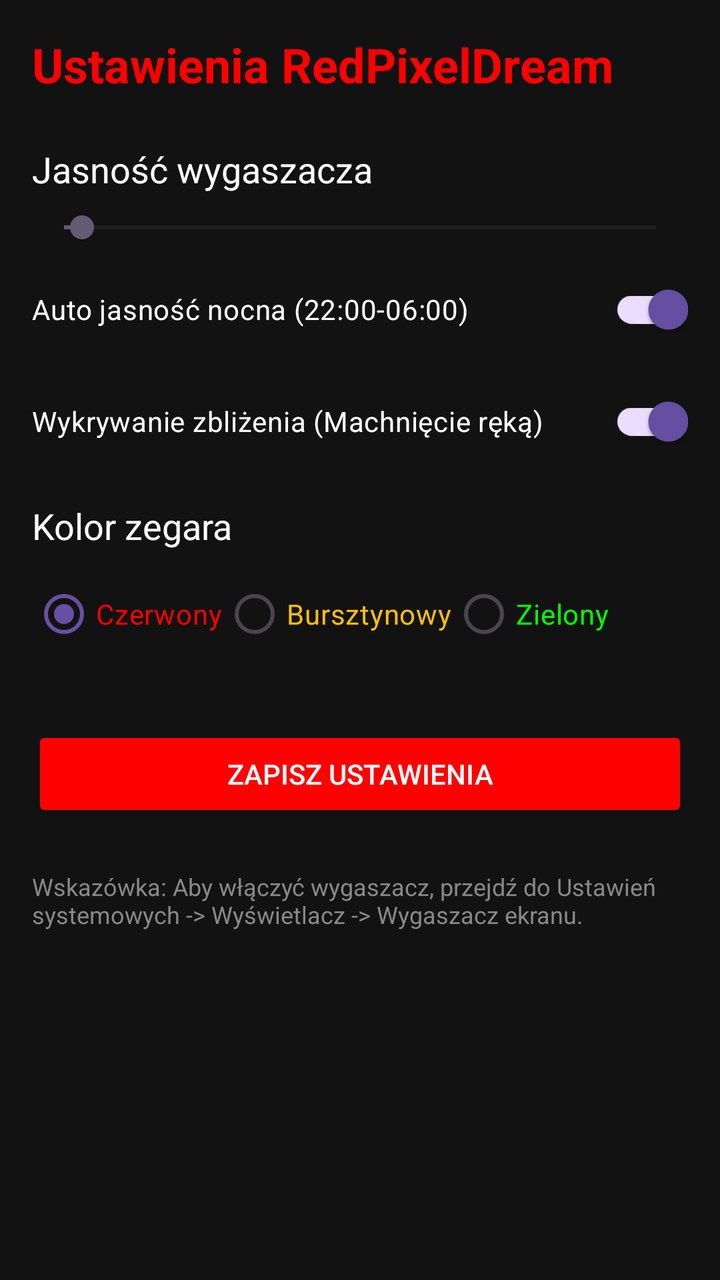
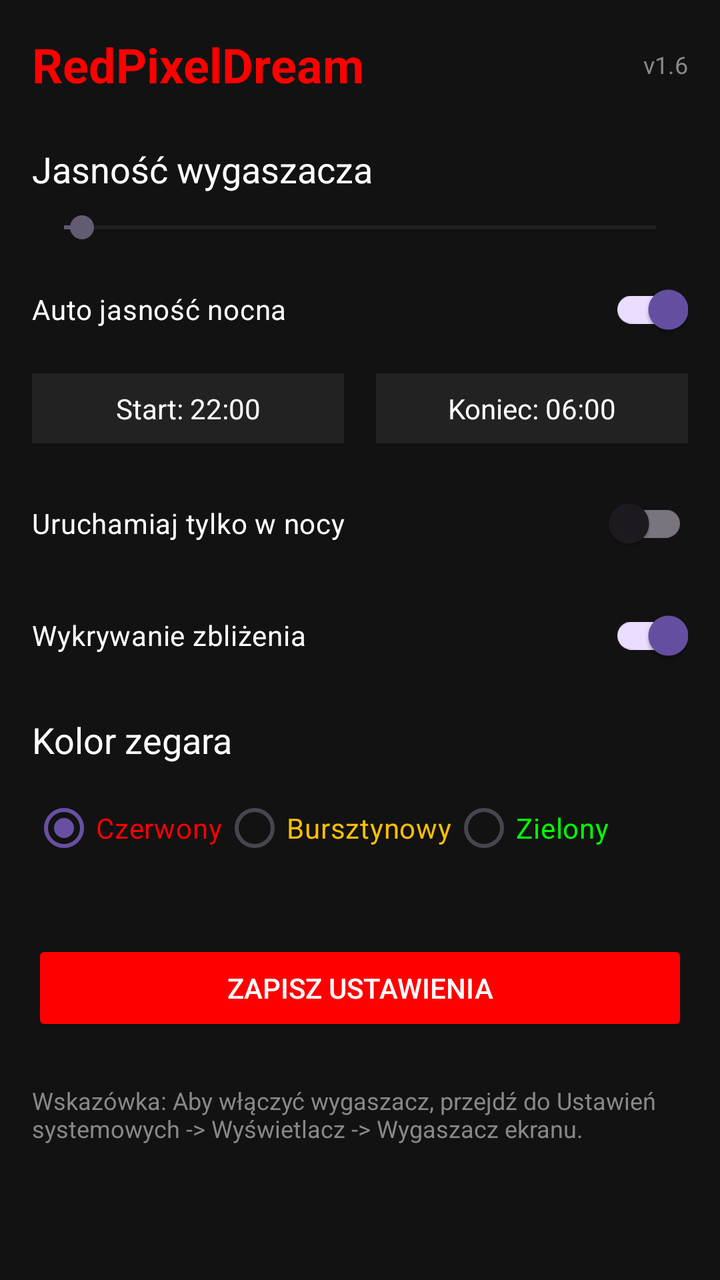

The first picture is an Android layout as it rendered before a commit; the second is the same layout after the commit. The layout source and the unified diff follow.
<!-- AndroidManifest.xml: application theme Theme.RedPixelDream -->
<!-- res/layout/activity_main.xml -->
<?xml version="1.0" encoding="utf-8"?>
<LinearLayout xmlns:android="http://schemas.android.com/apk/res/android"
    android:layout_width="match_parent"
    android:layout_height="match_parent"
    android:orientation="vertical"
    android:padding="16dp"
    android:background="#121212">

    <TextView
        android:layout_width="wrap_content"
        android:layout_height="wrap_content"
        android:text="Ustawienia RedPixelDream"
        android:textColor="#FF0000"
        android:textSize="24sp"
        android:textStyle="bold"
        android:layout_marginBottom="24dp"/>

    <TextView
        android:layout_width="wrap_content"
        android:layout_height="wrap_content"
        android:text="Jasność wygaszacza"
        android:textColor="#FFFFFF"
        android:textSize="18sp"/>

    <SeekBar
        android:id="@+id/brightness_seekbar"
        android:layout_width="match_parent"
        android:layout_height="wrap_content"
        android:max="100"
        android:progress="3"
        android:layout_marginTop="8dp"
        android:layout_marginBottom="8dp"/>

    <androidx.appcompat.widget.SwitchCompat
        android:id="@+id/switch_auto_night"
        android:layout_width="match_parent"
        android:layout_height="wrap_content"
        android:text="Auto jasność nocna (22:00-06:00)"
        android:textColor="#FFFFFF"
        android:layout_marginBottom="8dp"
        android:checked="true"/>

    <androidx.appcompat.widget.SwitchCompat
        android:id="@+id/switch_proximity"
        android:layout_width="match_parent"
        android:layout_height="wrap_content"
        android:text="Wykrywanie zbliżenia (Machnięcie ręką)"
        android:textColor="#FFFFFF"
        android:layout_marginBottom="16dp"
        android:checked="true"/>

    <TextView
        android:layout_width="wrap_content"
        android:layout_height="wrap_content"
        android:text="Kolor zegara"
        android:textColor="#FFFFFF"
        android:textSize="18sp"/>

    <RadioGroup
        android:id="@+id/color_group"
        android:layout_width="match_parent"
        android:layout_height="wrap_content"
        android:orientation="horizontal"
        android:layout_marginTop="8dp">

        <RadioButton
            android:id="@+id/radio_red"
            android:layout_width="wrap_content"
            android:layout_height="wrap_content"
            android:text="Czerwony"
            android:textColor="#FF0000"
            android:checked="true"/>

        <RadioButton
            android:id="@+id/radio_amber"
            android:layout_width="wrap_content"
            android:layout_height="wrap_content"
            android:text="Bursztynowy"
            android:textColor="#FFBF00"/>

        <RadioButton
            android:id="@+id/radio_green"
            android:layout_width="wrap_content"
            android:layout_height="wrap_content"
            android:text="Zielony"
            android:textColor="#00FF00"/>
    </RadioGroup>

    <Button
        android:id="@+id/btn_save"
        android:layout_width="match_parent"
        android:layout_height="wrap_content"
        android:text="Zapisz ustawienia"
        android:layout_marginTop="32dp"
        android:backgroundTint="#FF0000"
        android:textColor="#FFFFFF"/>

    <TextView
        android:layout_width="match_parent"
        android:layout_height="wrap_content"
        android:text="Wskazówka: Aby włączyć wygaszacz, przejdź do Ustawień systemowych -> Wyświetlacz -> Wygaszacz ekranu."
        android:textColor="#888888"
        android:layout_marginTop="24dp"
        android:textSize="12sp"/>

</LinearLayout>
<!-- resources referenced by this layout -->
<resources>
  <style name="Theme.RedPixelDream" parent="Base.Theme.RedPixelDream" />
  <style name="Base.Theme.RedPixelDream" parent="Theme.Material3.DayNight.NoActionBar">
          
          
      </style>
</resources>

<!-- the commit's change to res/layout/activity_main.xml (unified diff, before → after) -->
@@ -1,106 +1,170 @@
 <?xml version="1.0" encoding="utf-8"?>
-<LinearLayout xmlns:android="http://schemas.android.com/apk/res/android"
+<ScrollView xmlns:android="http://schemas.android.com/apk/res/android"
     android:layout_width="match_parent"
     android:layout_height="match_parent"
-    android:orientation="vertical"
-    android:padding="16dp"
     android:background="#121212">
 
-    <TextView
-        android:layout_width="wrap_content"
-        android:layout_height="wrap_content"
-        android:text="Ustawienia RedPixelDream"
-        android:textColor="#FF0000"
-        android:textSize="24sp"
-        android:textStyle="bold"
-        android:layout_marginBottom="24dp"/>
-
-    <TextView
-        android:layout_width="wrap_content"
-        android:layout_height="wrap_content"
-        android:text="Jasność wygaszacza"
-        android:textColor="#FFFFFF"
-        android:textSize="18sp"/>
-
-    <SeekBar
-        android:id="@+id/brightness_seekbar"
+    <LinearLayout
         android:layout_width="match_parent"
         android:layout_height="wrap_content"
-        android:max="100"
-        android:progress="3"
-        android:layout_marginTop="8dp"
-        android:layout_marginBottom="8dp"/>
+        android:orientation="vertical"
+        android:padding="16dp">
 
-    <androidx.appcompat.widget.SwitchCompat
-        android:id="@+id/switch_auto_night"
-        android:layout_width="match_parent"
-        android:layout_height="wrap_content"
-        android:text="Auto jasność nocna (22:00-06:00)"
-        android:textColor="#FFFFFF"
-        android:layout_marginBottom="8dp"
-        android:checked="true"/>
+        <RelativeLayout
+            android:layout_width="match_parent"
+            android:layout_height="wrap_content"
+            android:layout_marginBottom="24dp">
 
-    <androidx.appcompat.widget.SwitchCompat
-        android:id="@+id/switch_proximity"
-        android:layout_width="match_parent"
-        android:layout_height="wrap_content"
-        android:text="Wykrywanie zbliżenia (Machnięcie ręką)"
-        android:textColor="#FFFFFF"
-        android:layout_marginBottom="16dp"
-        android:checked="true"/>
+            <TextView
+                android:layout_width="wrap_content"
+                android:layout_height="wrap_content"
+                android:layout_alignParentStart="true"
+                android:text="RedPixelDream"
+                android:textColor="#FF0000"
+                android:textSize="24sp"
+                android:textStyle="bold" />
 
-    <TextView
-        android:layout_width="wrap_content"
-        android:layout_height="wrap_content"
-        android:text="Kolor zegara"
-        android:textColor="#FFFFFF"
-        android:textSize="18sp"/>
+            <TextView
+                android:id="@+id/tv_version"
+                android:layout_width="wrap_content"
+                android:layout_height="wrap_content"
+                android:layout_alignParentEnd="true"
+                android:layout_centerVertical="true"
+                android:text="v1.6"
+                android:textColor="#888888"
+                android:textSize="12sp" />
+        </RelativeLayout>
 
-    <RadioGroup
-        android:id="@+id/color_group"
-        android:layout_width="match_parent"
-        android:layout_height="wrap_content"
-        android:orientation="horizontal"
-        android:layout_marginTop="8dp">
-
-        <RadioButton
-            android:id="@+id/radio_red"
+        <TextView
             android:layout_width="wrap_content"
             android:layout_height="wrap_content"
-            android:text="Czerwony"
-            android:textColor="#FF0000"
-            android:checked="true"/>
+            android:text="Jasność wygaszacza"
+            android:textColor="#FFFFFF"
+            android:textSize="18sp" />
 
-        <RadioButton
-            android:id="@+id/radio_amber"
+        <SeekBar
+            android:id="@+id/brightness_seekbar"
+            android:layout_width="match_parent"
+            android:layout_height="wrap_content"
+            android:layout_marginTop="8dp"
+            android:layout_marginBottom="8dp"
+            android:max="100"
+            android:progress="3" />
+
+        <androidx.appcompat.widget.SwitchCompat
+            android:id="@+id/switch_auto_night"
+            android:layout_width="match_parent"
+            android:layout_height="wrap_content"
+            android:layout_marginBottom="8dp"
+            android:checked="true"
+            android:text="Auto jasność nocna"
+            android:textColor="#FFFFFF" />
+
+        <LinearLayout
+            android:id="@+id/layout_time_settings"
+            android:layout_width="match_parent"
+            android:layout_height="wrap_content"
+            android:layout_marginBottom="16dp"
+            android:orientation="horizontal">
+
+            <TextView
+                android:id="@+id/tv_start_time"
+                android:layout_width="0dp"
+                android:layout_height="wrap_content"
+                android:layout_weight="1"
+                android:background="#222222"
+                android:gravity="center"
+                android:padding="8dp"
+                android:text="Start: 22:00"
+                android:textColor="#FFFFFF" />
+
+            <View
+                android:layout_width="16dp"
+                android:layout_height="0dp" />
+
+            <TextView
+                android:id="@+id/tv_end_time"
+                android:layout_width="0dp"
+                android:layout_height="wrap_content"
+                android:layout_weight="1"
+                android:background="#222222"
+                android:gravity="center"
+                android:padding="8dp"
+                android:text="Koniec: 06:00"
+                android:textColor="#FFFFFF" />
+        </LinearLayout>
+
+        <androidx.appcompat.widget.SwitchCompat
+            android:id="@+id/switch_night_only"
+            android:layout_width="match_parent"
+            android:layout_height="wrap_content"
+            android:layout_marginBottom="8dp"
+            android:checked="false"
+            android:text="Uruchamiaj tylko w nocy"
+            android:textColor="#FFFFFF" />
+
+        <androidx.appcompat.widget.SwitchCompat
+            android:id="@+id/switch_proximity"
+            android:layout_width="match_parent"
+            android:layout_height="wrap_content"
+            android:layout_marginBottom="16dp"
+            android:checked="true"
+            android:text="Wykrywanie zbliżenia"
+            android:textColor="#FFFFFF" />
+
+        <TextView
             android:layout_width="wrap_content"
             android:layout_height="wrap_content"
-            android:text="Bursztynowy"
-            android:textColor="#FFBF00"/>
+            android:text="Kolor zegara"
+            android:textColor="#FFFFFF"
+            android:textSize="18sp" />
 
-        <RadioButton
-            android:id="@+id/radio_green"
-            android:layout_width="wrap_content"
+        <RadioGroup
+            android:id="@+id/color_group"
+            android:layout_width="match_parent"
             android:layout_height="wrap_content"
-            android:text="Zielony"
-            android:textColor="#00FF00"/>
-    </RadioGroup>
+            android:layout_marginTop="8dp"
+            android:orientation="horizontal">
 
-    <Button
-        android:id="@+id/btn_save"
-        android:layout_width="match_parent"
-        android:layout_height="wrap_content"
-        android:text="Zapisz ustawienia"
-        android:layout_marginTop="32dp"
-        android:backgroundTint="#FF0000"
-        android:textColor="#FFFFFF"/>
+            <RadioButton
+                android:id="@+id/radio_red"
+                android:layout_width="wrap_content"
+                android:layout_height="wrap_content"
+                android:checked="true"
+                android:text="Czerwony"
+                android:textColor="#FF0000" />
 
-    <TextView
-        android:layout_width="match_parent"
-        android:layout_height="wrap_content"
-        android:text="Wskazówka: Aby włączyć wygaszacz, przejdź do Ustawień systemowych -> Wyświetlacz -> Wygaszacz ekranu."
-        android:textColor="#888888"
-        android:layout_marginTop="24dp"
-        android:textSize="12sp"/>
+            <RadioButton
+                android:id="@+id/radio_amber"
+                android:layout_width="wrap_content"
+                android:layout_height="wrap_content"
+                android:text="Bursztynowy"
+                android:textColor="#FFBF00" />
 
-</LinearLayout>
+            <RadioButton
+                android:id="@+id/radio_green"
+                android:layout_width="wrap_content"
+                android:layout_height="wrap_content"
+                android:text="Zielony"
+                android:textColor="#00FF00" />
+        </RadioGroup>
+
+        <Button
+            android:id="@+id/btn_save"
+            android:layout_width="match_parent"
+            android:layout_height="wrap_content"
+            android:layout_marginTop="32dp"
+            android:backgroundTint="#FF0000"
+            android:text="Zapisz ustawienia"
+            android:textColor="#FFFFFF" />
+
+        <TextView
+            android:layout_width="match_parent"
+            android:layout_height="wrap_content"
+            android:layout_marginTop="24dp"
+            android:text="Wskazówka: Aby włączyć wygaszacz, przejdź do Ustawień systemowych -> Wyświetlacz -> Wygaszacz ekranu."
+            android:textColor="#888888"
+            android:textSize="12sp" />
+
+    </LinearLayout>
+</ScrollView>
